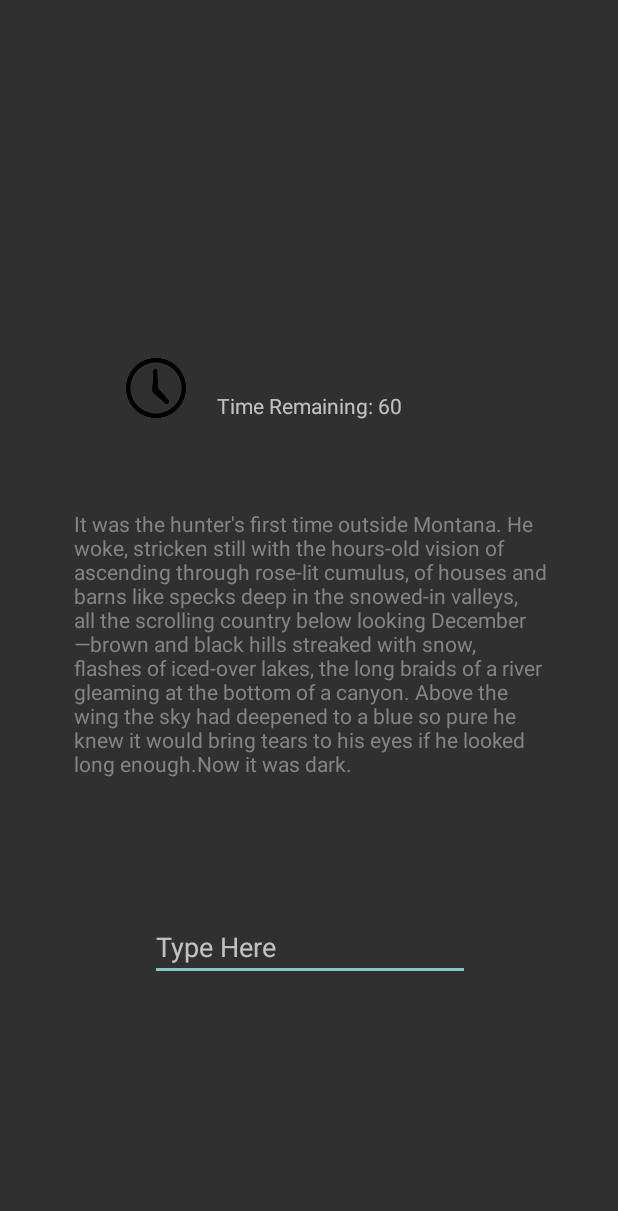
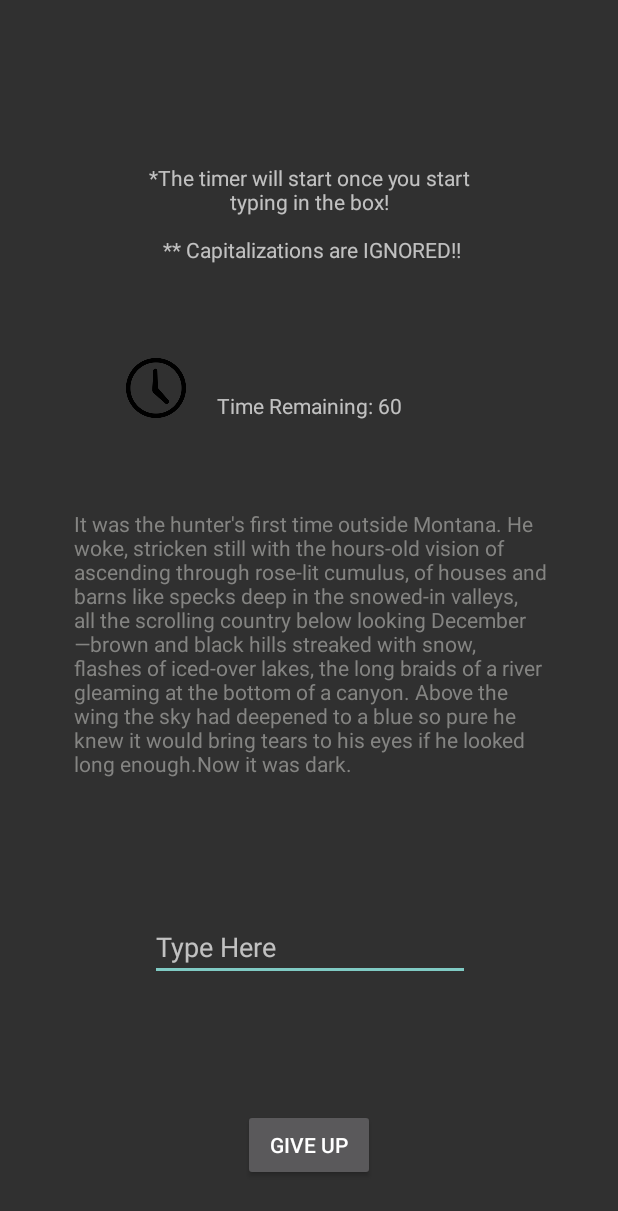
Before and after one commit to 498480689/TypingTest3, an Android app: the TypingActivity screen opened directly, with no data from a screen before it, on a phone screen of 412 x 824 dp. Shown: the top 1211 px of the screen. Run offline under Robolectric (Android 15) with nearby library versions, the phone set to English and light mode, and no system bars; Roboto replaces fonts that are not available here.

Commit message:
changed HTML coloring, used setSpan that works on all APIs, configured back button, added hints

```diff
--- a/app/src/main/AndroidManifest.xml
+++ b/app/src/main/AndroidManifest.xml
@@ -25,7 +25,8 @@
         <activity android:name=".TypingActivity"
             android:screenOrientation = "portrait"/>
         <activity android:name=".endingActivity"
-            android:screenOrientation = "portrait"></activity>
+            android:screenOrientation = "portrait"
+            android:parentActivityName=".MainActivity"></activity>
     </application>
 
 </manifest>
--- a/app/src/main/java/com/example/swu/typingtest/TypingActivity.java
+++ b/app/src/main/java/com/example/swu/typingtest/TypingActivity.java
@@ -1,28 +1,32 @@
 package com.example.swu.typingtest;
 
 import android.content.Intent;
-import android.os.Build;
+import android.graphics.Color;
 import android.os.Bundle;
 import android.os.CountDownTimer;
 import android.support.v7.app.AppCompatActivity;
 import android.text.Editable;
-import android.text.Html;
+import android.text.SpannableString;
 import android.text.TextWatcher;
+import android.text.style.ForegroundColorSpan;
 import android.util.Log;
+import android.view.View;
 import android.view.Window;
 import android.view.WindowManager;
+import android.widget.Button;
 import android.widget.EditText;
 import android.widget.TextView;
 
 import java.util.ArrayList;
 
-public class TypingActivity extends AppCompatActivity{
+public class TypingActivity extends AppCompatActivity implements View.OnClickListener{
 
-    private TextView textView1, textView2, timeView;
+    private TextView textView1, textView2, timeView, hintView;
     private ArrayList text = new ArrayList<String>();
     private EditText et;
 
     private String userInput;
+    private Button giveUp;
     private int word;
     private int length = 0;
     private int score = 0;
@@ -37,6 +41,9 @@ public class TypingActivity extends AppCompatActivity{
     private String updatePassage = "";
     private String savedText= "";
     private String remainingSentence="";
+    private int beginningIndex = 0;
+    private int endIndex = 0;
+    private SpannableString styledString;
     private static final String TAG = "hi";
     @Override
     protected void onCreate(Bundle savedInstanceState) {
@@ -56,6 +63,7 @@ public class TypingActivity extends AppCompatActivity{
         wireWidgets();
         initPassage();
         spacePressed();
+        setListeners();
 
 
 
@@ -77,8 +85,37 @@ public class TypingActivity extends AppCompatActivity{
         et = (EditText) findViewById(R.id.editText);
         timeView = (TextView) findViewById(R.id.timeView);
         timeView.setText("Time Remaining: 60");
+        giveUp = (Button) findViewById(R.id.button_giveUp);
+        hintView = (TextView) findViewById(R.id.textView_hint);
+        hintView.setText("*The timer will start once you start typing in the box!" + "\n"+"\n" +" ** Capitalizations are IGNORED!!" );
 
 
+
+    }
+
+    private void setListeners() {
+        giveUp.setOnClickListener(this);
+
+    }
+
+    @Override
+    public void onClick(View view) {
+
+        switch (view.getId()) {
+            case R.id.button_giveUp:
+
+                timeView.setText("Done!");
+                et.setEnabled(false);
+                Intent i = new Intent(TypingActivity.this, endingActivity.class);
+                i.putExtra("message1", "THE END");
+                i.putExtra("m2", ("Your Speed: "+ "\n" +score + "WPM" + "\n" + totalCharacters + "CPM"));
+
+                startActivity(i);
+                finish();
+
+                break;
+
+        }
     }
 
     private void initPassage() {
@@ -119,7 +156,9 @@ public class TypingActivity extends AppCompatActivity{
 
             passageText=(String)passageText+text.get(i);
 
-        }textView1.setText(passageText);
+        }
+        textView1.setText(passageText);
+        styledString= new SpannableString(passageText);
     }
 
 
@@ -138,6 +177,7 @@ public class TypingActivity extends AppCompatActivity{
                 Log.d(TAG, "entered afterTextChanged");
                 if(s.length()>0) {
                     uselessTimeNumber++;
+                    hintView.setText("");
 
 
                     Log.d(TAG, "afterTextChanged: checked word length");
@@ -149,20 +189,24 @@ public class TypingActivity extends AppCompatActivity{
                             for(int n = place+1; n<text.size(); n++){
                             remainingSentence= remainingSentence + text.get(n);
                             }
-                            if (et.getText().toString().equals(text.get(place))) {
+                            if (et.getText().toString().equalsIgnoreCase((String)text.get(place))) {
+                                endIndex = endIndex + ((String)text.get(place)).length();
+                                beginningIndex = endIndex - ((String)text.get(place)).length();
 
 
 
+                                styledString.setSpan(new ForegroundColorSpan(Color.GREEN),beginningIndex, endIndex, 0);
+                                textView1.setText(styledString);
 
-                                String styledText = savedText + "<font color='green' >"+ text.get(place) + "<font color='grey' >"+remainingSentence ;
-                                savedText=savedText+"<font color='green' >"+text.get(place);
-                                        //passageText.substring(0, length);
-                                        //"<font color='grey' >"+passageText.substring(length, passageText.length()-1);
-                                if (Build.VERSION.SDK_INT >= 24) {
-                                    textView1.setText(Html.fromHtml(styledText), TextView.BufferType.SPANNABLE); // for 24 api and more
-                                } else {
-                                    textView1.setText(Html.fromHtml(styledText)); // or for older api
-                                }
+
+//                                String styledText = savedText + "<font color='green' >"+ text.get(place) + "<font color='grey' >"+remainingSentence ;
+//                                savedText=savedText+"<font color='green' >"+text.get(place);
+//
+//                                if (Build.VERSION.SDK_INT >= 24) {
+//                                    textView1.setText(Html.fromHtml(styledText), TextView.BufferType.SPANNABLE); // for 24 api and more
+//                                } else {
+//                                    textView1.setText(Html.fromHtml(styledText)); // or for older api
+//                                }
 
                                 score++;
                                 textView2.setText("Score: "+score);
@@ -170,16 +214,21 @@ public class TypingActivity extends AppCompatActivity{
                                 totalCharacters= totalCharacters + ((String)text.get(place)).length();
                             }
                             else{
+                                endIndex = endIndex + ((String)text.get(place)).length();
+                                beginningIndex = endIndex - ((String)text.get(place)).length();
 
-                                String styledText = savedText + "<font color='red' >"+ text.get(place) + "<font color='grey' >"+remainingSentence ;
-                                savedText=savedText+"<font color='red' >"+ text.get(place);
-                                //passageText.substring(0, length);
-                                //"<font color='grey' >"+passageText.substring(length, passageText.length()-1);
-                                if (Build.VERSION.SDK_INT >= 24) {
-                                    textView1.setText(Html.fromHtml(styledText), TextView.BufferType.SPANNABLE); // for 24 api and more
-                                } else {
-                                    textView1.setText(Html.fromHtml(styledText)); // or for older api
-                                }
+                                styledString.setSpan(new ForegroundColorSpan(Color.RED),beginningIndex, endIndex, 0);
+                                textView1.setText(styledString);
+
+//                                String styledText = savedText + "<font color='red' >"+ text.get(place) + "<font color='grey' >"+remainingSentence ;
+//                                savedText=savedText+"<font color='red' >"+ text.get(place);
+//                                //passageText.substring(0, length);
+//                                //"<font color='grey' >"+passageText.substring(length, passageText.length()-1);
+//                                if (Build.VERSION.SDK_INT >= 24) {
+//                                    textView1.setText(Html.fromHtml(styledText), TextView.BufferType.SPANNABLE); // for 24 api and more
+//                                } else {
+//                                    textView1.setText(Html.fromHtml(styledText)); // or for older api
+//                                }
                                 place ++;
                             }
                             remainingSentence="";
@@ -204,7 +253,9 @@ public class TypingActivity extends AppCompatActivity{
                             Intent i = new Intent(TypingActivity.this, endingActivity.class);
                             i.putExtra("message1", "THE END");
                             i.putExtra("m2", ("Your Speed: "+ "\n" +score + "WPM" + "\n" + totalCharacters + "CPM"));
+
                             startActivity(i);
+                            finish();
 
 
                         }
--- a/app/src/main/res/layout/activity_typing.xml
+++ b/app/src/main/res/layout/activity_typing.xml
@@ -89,4 +89,34 @@
         app:layout_constraintVertical_bias="0.3"
         app:srcCompat="@drawable/clock" />
 
+    <Button
+        android:id="@+id/button_giveUp"
+        android:layout_width="wrap_content"
+        android:layout_height="wrap_content"
+        android:layout_marginBottom="8dp"
+        android:layout_marginEnd="8dp"
+        android:layout_marginStart="8dp"
+        android:layout_marginTop="8dp"
+        android:text="GIVE UP"
+        app:layout_constraintBottom_toBottomOf="parent"
+        app:layout_constraintEnd_toEndOf="parent"
+        app:layout_constraintStart_toStartOf="parent"
+        app:layout_constraintTop_toTopOf="parent"
+        app:layout_constraintVertical_bias="0.962" />
+
+    <TextView
+        android:id="@+id/textView_hint"
+        android:layout_width="234dp"
+        android:layout_height="89dp"
+        android:layout_marginBottom="8dp"
+        android:layout_marginEnd="8dp"
+        android:layout_marginStart="8dp"
+        android:layout_marginTop="8dp"
+        android:textAlignment="center"
+        app:layout_constraintBottom_toBottomOf="parent"
+        app:layout_constraintEnd_toEndOf="parent"
+        app:layout_constraintStart_toStartOf="parent"
+        app:layout_constraintTop_toTopOf="parent"
+        app:layout_constraintVertical_bias="0.14" />
+
 </android.support.constraint.ConstraintLayout>
```
Also changed, not shown: app/src/main/res/layout/activity_ending.xml (+18 -0 lines).
